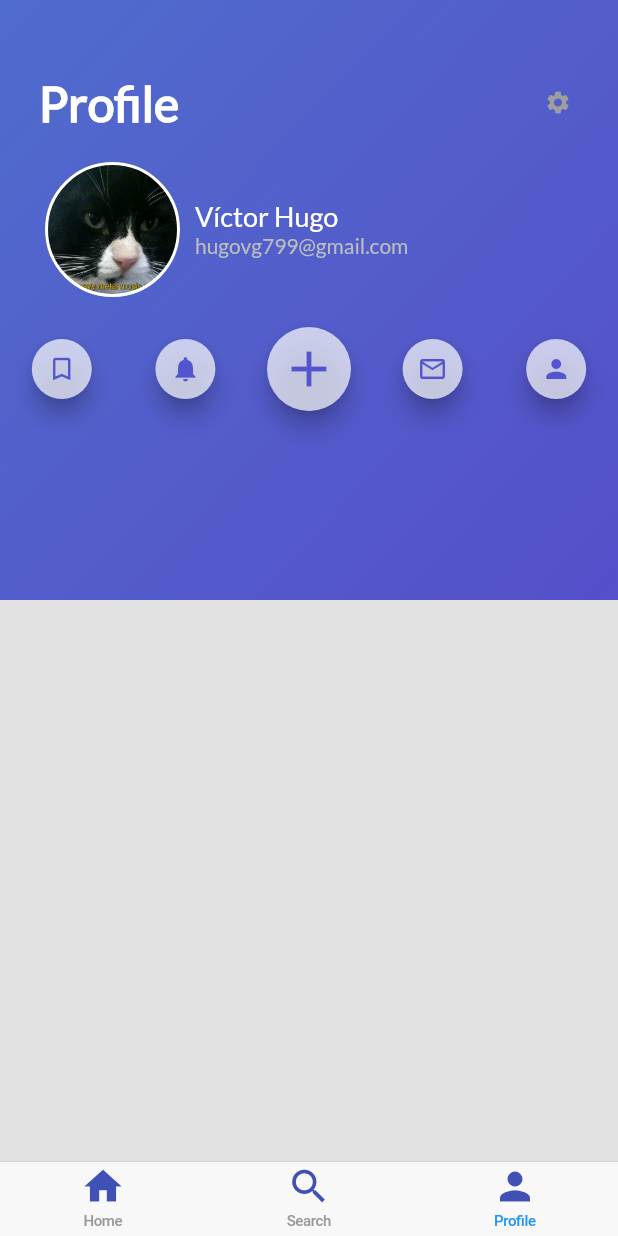
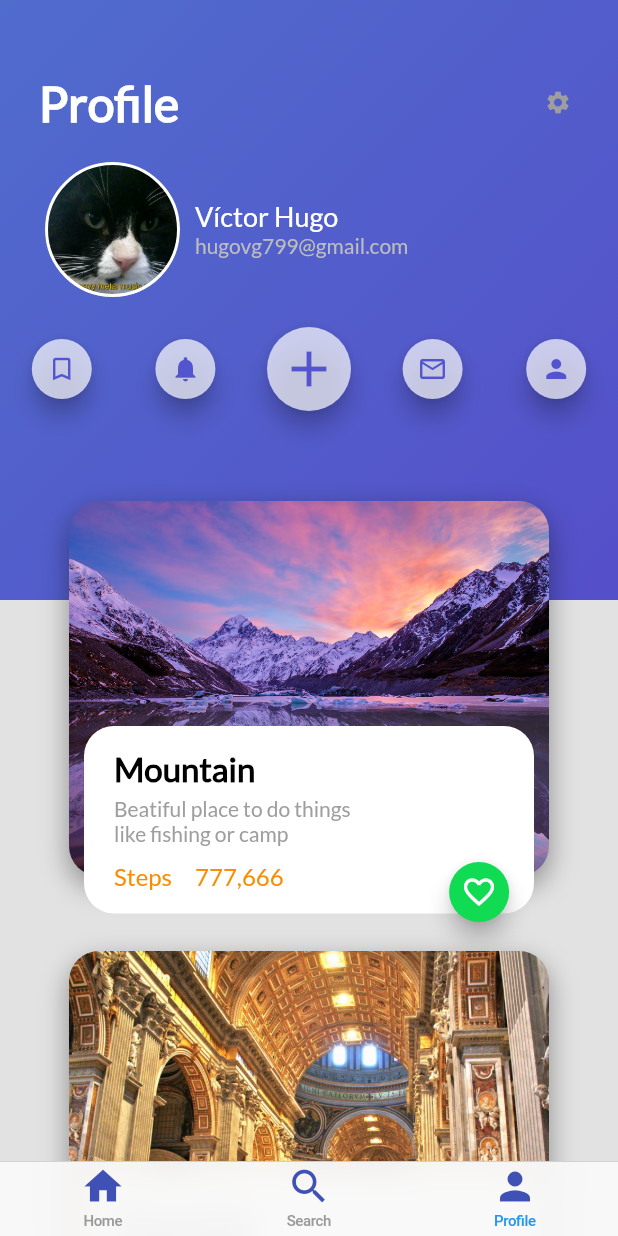
Before and after one commit to VHugoBarnes/platzi-trips-flutter, a Flutter app: the screen it shows after launch, item 3 of the bottom bar chosen, on a phone screen of 412 x 824 dp. Run offline on Flutter 3.47's test engine with Material 2 defaults, Android fonts, the phone set to English and light mode, and no system bars.

Commit message:
19/01/2019 Profile design FINISHED

```diff
--- a/lib/platzi_trips_cupertino.dart
+++ b/lib/platzi_trips_cupertino.dart
@@ -2,7 +2,7 @@ import 'package:flutter/material.dart';
 import 'package:flutter/cupertino.dart';
 import 'home_trips.dart';
 import 'search_trips.dart';
-import 'profile/profile_trips.dart';
+import 'profile_trips.dart';
 
 class PlatziTripsCupertino extends StatelessWidget{
 
--- /dev/null
+++ b/lib/profile/places_cards.dart
@@ -0,0 +1,142 @@
+import 'package:flutter/material.dart';
+import 'package:Platzi_Trips/floating_action_button_green.dart';
+
+class PlacesCards extends StatelessWidget{
+
+  String img,desc,name,steps;
+
+  PlacesCards(this.img,this.desc,this.name,this.steps);
+
+  Widget build(BuildContext context) {
+
+    final imageContainer=Container(
+      margin: EdgeInsets.only(
+        left: 20,
+        right: 20,
+      ),
+      height: 250,
+      width: 320,
+      decoration: BoxDecoration(
+        shape: BoxShape.rectangle,
+        borderRadius: BorderRadius.all(Radius.circular(20.0)),
+        image: DecorationImage(
+          fit: BoxFit.cover,
+          image: AssetImage(img)
+        ),
+        boxShadow: <BoxShadow>[
+          BoxShadow(
+            color: Colors.black38,
+            blurRadius:  15.0,
+            offset:  Offset(0.0 , 7.0),
+          ),
+        ],
+      ),
+    );
+
+    final placeName=Container(
+      margin: EdgeInsets.only(
+        top: 15,
+        left: 20,
+        right: 30,
+        bottom: 5
+      ),
+      child: Text(
+        name,
+        style:TextStyle(
+          fontFamily: "Lato",
+          fontSize: 22,
+          fontWeight: FontWeight.bold,
+          color: Colors.black
+        ),
+        textAlign: TextAlign.left,
+      ),
+    );
+
+    final placeDescription=Container(
+      margin: EdgeInsets.only(
+        left: 20,
+        right: 20,
+      ),
+      child: Text(
+        desc,
+        style:TextStyle(
+          fontFamily: "Lato",
+          fontSize: 14,
+          fontWeight: FontWeight.w300,
+          color: Colors.grey
+          )
+      ),
+    );
+
+    final placeIndications=Container(
+      margin: EdgeInsets.only(
+        top: 10,
+        left: 20,
+        bottom: 15
+      ),
+
+      child: Text(
+        steps,
+        style: TextStyle(
+          fontFamily: "Lato",
+          fontSize: 16,
+          fontWeight: FontWeight.normal,
+          color: Colors.orange[600]
+        ),
+      ),
+    );
+
+    final placeDetails=Container(
+      width: 300,
+      height: 125,
+      margin: EdgeInsets.only(
+        // top: 50,
+        // left: 15,
+        // bottom: 10
+      ),
+      decoration: BoxDecoration(
+        shape: BoxShape.rectangle,
+        borderRadius: BorderRadius.all(Radius.circular(20)),
+        color: Colors.white
+      ),
+      child: Column(
+        crossAxisAlignment: CrossAxisAlignment.start,
+        mainAxisAlignment: MainAxisAlignment.center,
+        children: <Widget>[
+          placeName,
+          placeDescription,
+          placeIndications,
+        ],
+      ),
+    );
+
+    final descriptionContainer=Container(
+
+      child: Stack(
+        alignment: Alignment(0.9, 1.25),
+        children: <Widget>[
+          placeDetails,
+          FloatingActionButtonGreen()
+        ],
+      ),
+    );
+
+    final placeContainer=Container(
+
+      margin: EdgeInsets.only(
+        top: 50
+      ),
+
+      child: Stack(
+        alignment: Alignment(0 , 1.4),
+        children: <Widget>[
+          imageContainer,
+          descriptionContainer,
+        ],
+      ),
+    );
+
+    return placeContainer;
+  }
+
+}
--- a/lib/profile/profile_content.dart
+++ /dev/null
@@ -1,27 +0,0 @@
-import 'package:flutter/material.dart';
-import 'profilecontent/profile_header.dart';
-import 'profilecontent/profile_details.dart';
-import 'icon_bar.dart';
-
-class ProfileContent extends StatelessWidget{
-
-  String path;
-
-  ProfileContent(this.path);
-
-  Widget build(BuildContext context) {
-
-    return ListView(
-      children: <Widget>[
-        Column(
-          children: <Widget>[
-            ProfileHeader(),
-            ProfileDetails(path, "Víctor Hugo", "hugovg799@gmail.com"),
-            IconBar()
-          ],
-        ),
-      ],
-    );
-  }
-
-}
--- /dev/null
+++ b/lib/profile_content.dart
@@ -0,0 +1,33 @@
+import 'package:flutter/material.dart';
+import 'profile/profilecontent/profile_header.dart';
+import 'profile/profilecontent/profile_details.dart';
+import 'profile/icon_bar.dart';
+import 'profile/places_cards.dart';
+
+class ProfileContent extends StatelessWidget{
+
+  String path;
+
+  ProfileContent(this.path);
+
+  Widget build(BuildContext context) {
+
+    return ListView(
+      children: <Widget>[
+        Column(
+          children: <Widget>[
+            ProfileHeader(),
+            ProfileDetails(path, "Víctor Hugo", "hugovg799@gmail.com"),
+            IconBar(),
+            PlacesCards("assets/img/background1.jpg", "Beatiful place to do things \nlike fishing or camp", "Mountain", "Steps     777,666"),
+            PlacesCards("assets/img/background2.jpg", "Beatiful place to do things \nlike fishing or camp", "Mountain", "Steps     777,666"),
+            PlacesCards("assets/img/background3.jpg", "Beatiful place to do things \nlike fishing or camp", "Mountain", "Steps     777,666"),
+            PlacesCards("assets/img/background4.jpg", "Beatiful place to do things \nlike fishing or camp", "Mountain", "Steps     777,666"),
+          ],
+        ),
+      ],
+
+    );
+  }
+
+}
--- a/lib/profile/profile_trips.dart
+++ b/lib/profile_trips.dart
@@ -1,5 +1,5 @@
 import 'package:flutter/material.dart';
-import 'background.dart';
+import 'profile/background.dart';
 import 'profile_content.dart';
 
 class ProfileTrips extends StatelessWidget{
```
